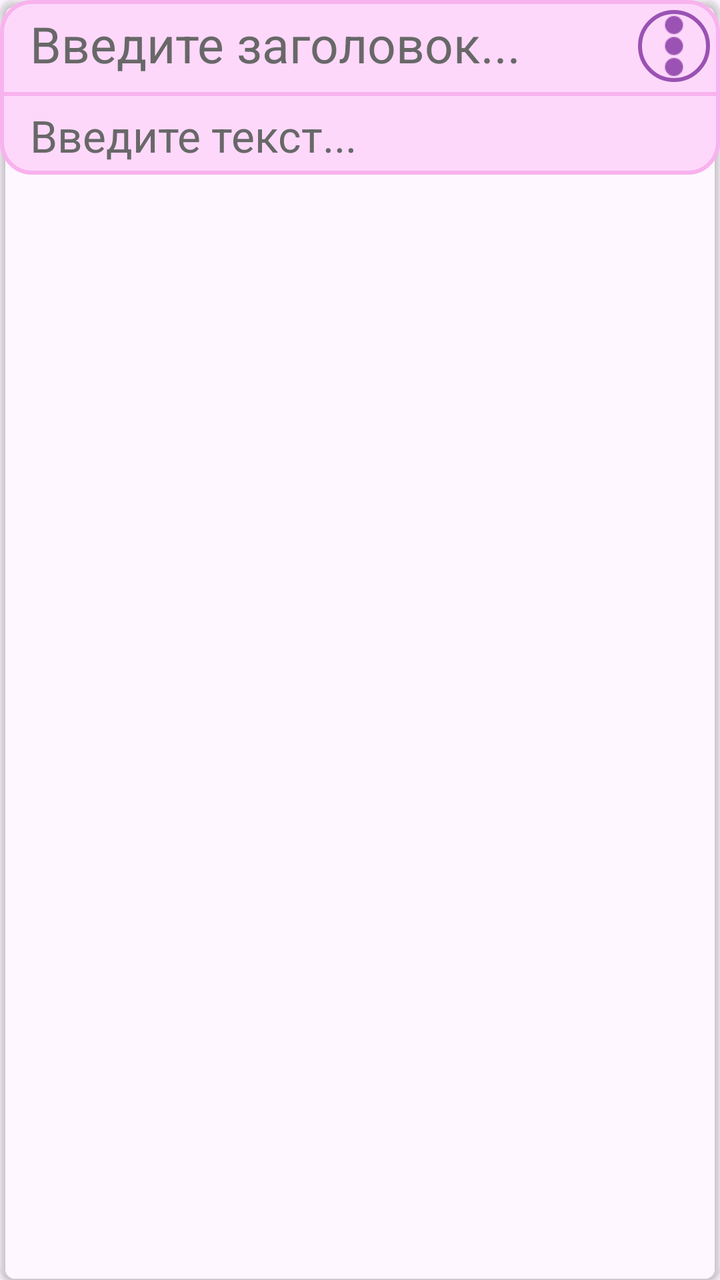
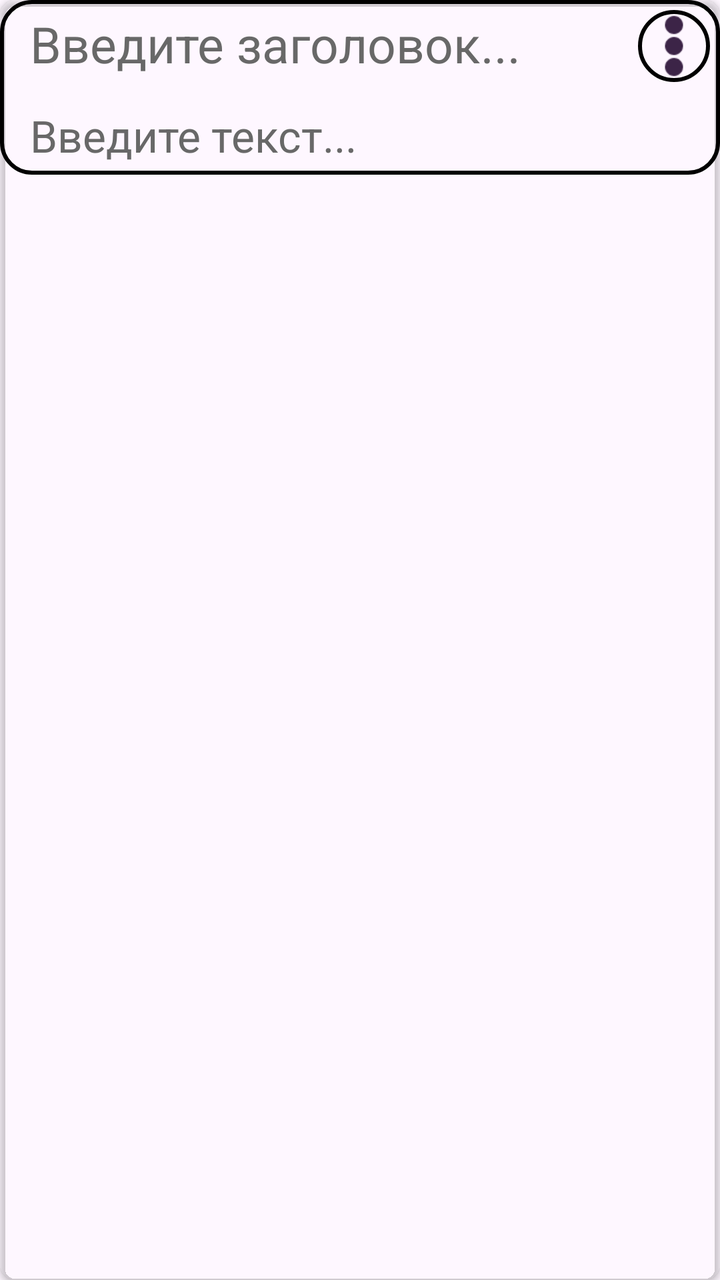

Screens rendered from an Android XML layout before and after an edit, with the pre-edit source and the edit as a unified diff.
<!-- AndroidManifest.xml: application theme Theme.CharaDesk -->
<!-- res/layout/note_multy.xml -->
<?xml version="1.0" encoding="utf-8"?>
<androidx.cardview.widget.CardView xmlns:android="http://schemas.android.com/apk/res/android"
    xmlns:app="http://schemas.android.com/apk/res-auto"
    android:layout_width="match_parent"
    android:layout_height="wrap_content"
    android:layout_margin="4dp"
    app:cardCornerRadius="8dp"
    app:cardElevation="2dp"
    android:backgroundTint="@color/transparent">
    <LinearLayout
        android:layout_width="match_parent"
        android:layout_height="wrap_content"
        android:orientation="vertical">
        <include layout="@layout/note_menu" />
        <LinearLayout
            android:layout_width="match_parent"
            android:layout_height="wrap_content"
            android:background="@drawable/rounded_text_sub"
            android:orientation="vertical">
            <LinearLayout
                android:id="@+id/message"
                android:layout_width="match_parent"
                android:layout_height="wrap_content"
                android:orientation="horizontal">
                <EditText
                    android:id="@+id/title_text"
                    android:layout_weight="1"
                    android:layout_width="match_parent"
                    android:layout_height="wrap_content"
                    android:hint="@string/title_hint"
                    android:textColorHint="@color/black_hint"
                    android:textColor="@color/black_title"
                    android:backgroundTint="@color/transparent"
                    android:maxLines="3"
                    android:inputType="textMultiLine"
                    android:singleLine="false"
                    android:maxLength="64"
                    android:ellipsize="end"
                    android:textSize="@dimen/NoteTitle"
                    android:paddingTop="@dimen/paddingL"
                    android:paddingBottom="@dimen/paddingL"
                    android:paddingRight="@dimen/paddingB"
                    android:paddingLeft="@dimen/paddingB"
                    android:clickable="true"
                    />
                <ImageButton
                    android:id="@+id/note_menu"
                    android:layout_width="36dp"
                    android:layout_height="36dp"
                    android:scaleType="centerCrop"
                    android:onClick="onClickMenu"
                    android:src="@drawable/icon_menu"
                    android:background="@drawable/rounded_buttons"
                    app:tint="@color/CharaIconBorder"
                    android:layout_margin="@dimen/paddingL"
                    android:layout_gravity="center"/>
            </LinearLayout>
            <View
                android:layout_width="match_parent"
                android:layout_height="2dp"
                android:background="@color/CharaBorderSub" />
            <EditText
                android:id="@+id/note_text"
                android:layout_width="match_parent"
                android:layout_height="match_parent"
                android:hint="@string/text_hint"
                android:textColorHint="@color/black_hint"
                android:textColor="@color/black_title"
                android:inputType="textMultiLine"
                android:ellipsize="end"
                android:textSize="@dimen/NoteText"
                android:backgroundTint="@color/transparent"
                android:paddingTop="@dimen/paddingL"
                android:paddingBottom="@dimen/paddingL"
                android:paddingRight="@dimen/paddingB"
                android:paddingLeft="@dimen/paddingB"
                android:clickable="true" />
        </LinearLayout>
    </LinearLayout>
</androidx.cardview.widget.CardView>
<!-- res/layout/note_menu.xml (included above) -->
<?xml version="1.0" encoding="utf-8"?>
<LinearLayout xmlns:android="http://schemas.android.com/apk/res/android"
    xmlns:app="http://schemas.android.com/apk/res-auto"
    android:id="@+id/button_panel"
    android:layout_width="match_parent"
    android:layout_height="wrap_content"
    android:visibility="gone"
    android:orientation="horizontal">
    <ImageButton
        android:layout_width="36dp"
        android:layout_height="36dp"
        android:scaleType="centerCrop"
        android:onClick="onClickUp"
        android:src="@drawable/icon_up"
        android:background="@drawable/rounded_buttons"
        app:tint="@color/CharaBorder"
        android:layout_margin="@dimen/paddingL"/>
    <ImageButton
        android:layout_width="36dp"
        android:layout_height="36dp"
        android:scaleType="centerCrop"
        android:onClick="onClickDown"
        android:src="@drawable/icon_down"
        android:background="@drawable/rounded_buttons"
        app:tint="@color/CharaBorder"
        android:layout_margin="@dimen/paddingL"/>
    <ImageButton
        android:id="@+id/export_button"
        android:layout_width="36dp"
        android:layout_height="36dp"
        android:scaleType="centerCrop"
        android:onClick="onClickExport"
        android:src="@drawable/icon_export"
        android:background="@drawable/rounded_buttons"
        app:tint="@color/CharaBorder"
        android:layout_margin="@dimen/paddingL"/>
    <View
        android:layout_weight="1"
        android:layout_width="0dp"
        android:layout_height="0dp"
        />
    <ImageButton
        android:layout_width="36dp"
        android:layout_height="36dp"
        android:scaleType="centerCrop"
        android:onClick="onClickDelete"
        android:src="@drawable/icon_delete"
        android:background="@drawable/rounded_buttons"
        app:tint="@color/CharaBorder"
        android:layout_margin="@dimen/paddingL"/>
</LinearLayout>
<!-- resources referenced by this layout -->
<resources>
  <color name="CharaBorder">#9A52B3</color>
  <color name="CharaBorderSub">#F8B2EE</color>
  <color name="CharaIconBorder">#9A52B3</color>
  <color name="black_hint">#686868</color>
  <color name="black_title">#3C2447</color>
  <color name="transparent">#00C53143</color>
  <dimen name="NoteText">22sp</dimen>
  <dimen name="NoteTitle">25sp</dimen>
  <dimen name="paddingB">15dp</dimen>
  <dimen name="paddingL">5dp</dimen>
  <!-- drawable icon_delete: png bitmap (drawable, 1522 bytes) -->
  <!-- drawable icon_down: png bitmap (drawable, 1559 bytes) -->
  <!-- drawable icon_export: png bitmap (drawable, 1292 bytes) -->
  <!-- drawable icon_menu: png bitmap (drawable, 616 bytes) -->
  <!-- drawable icon_up: png bitmap (drawable, 1456 bytes) -->
  <!-- drawable rounded_buttons (drawable) -->
  <?xml version="1.0" encoding="utf-8"?>
  <shape xmlns:android="http://schemas.android.com/apk/res/android">
      <solid android:color="@color/CharaIcon" />
      <stroke
          android:width="2dp"
          android:color="@color/CharaIconBorder" />
      <corners android:radius="5000dp" />
  </shape>
  <!-- drawable rounded_text_sub (drawable) -->
  <?xml version="1.0" encoding="utf-8"?>
  <shape xmlns:android="http://schemas.android.com/apk/res/android">
      <solid android:color="@color/CharaBackgroundSub" />
      <stroke
          android:width="2dp"
      android:color="@color/CharaBorderSub" />
      <corners android:radius="15dp" />
  </shape>
  <string name="text_hint">Введите текст...</string>
  <string name="title_hint">Введите заголовок...</string>
  <style name="Theme.CharaDesk" parent="Base.Theme.CharaDesk" />
  <color name="CharaIcon">#FED8FB</color>
  <color name="CharaBackgroundSub">#FED8FB</color>
  <style name="Base.Theme.CharaDesk" parent="Theme.Material3.DayNight.NoActionBar">
          
          
      </style>
</resources>

<!-- the commit's change to res/layout/note_multy.xml (unified diff, before → after) -->
@@ -51,14 +51,14 @@
                     android:onClick="onClickMenu"
                     android:src="@drawable/icon_menu"
                     android:background="@drawable/rounded_buttons"
-                    app:tint="@color/CharaIconBorder"
+                    app:tint="?attr/colorBorder"
                     android:layout_margin="@dimen/paddingL"
                     android:layout_gravity="center"/>
             </LinearLayout>
             <View
                 android:layout_width="match_parent"
                 android:layout_height="2dp"
-                android:background="@color/CharaBorderSub" />
+                android:background="?attr/colorBorderSub" />
             <EditText
                 android:id="@+id/note_text"
                 android:layout_width="match_parent"
@@ -94,7 +94,7 @@
         android:onClick="onClickUp"
         android:src="@drawable/icon_up"
         android:background="@drawable/rounded_buttons"
-        app:tint="@color/CharaBorder"
+        app:tint="?attr/colorBorder"
         android:layout_margin="@dimen/paddingL"/>
     <ImageButton
         android:layout_width="36dp"
@@ -103,7 +103,7 @@
         android:onClick="onClickDown"
         android:src="@drawable/icon_down"
         android:background="@drawable/rounded_buttons"
-        app:tint="@color/CharaBorder"
+        app:tint="?attr/colorBorder"
         android:layout_margin="@dimen/paddingL"/>
     <ImageButton
         android:id="@+id/export_button"
@@ -113,7 +113,7 @@
         android:onClick="onClickExport"
         android:src="@drawable/icon_export"
         android:background="@drawable/rounded_buttons"
-        app:tint="@color/CharaBorder"
+        app:tint="?attr/colorBorder"
         android:layout_margin="@dimen/paddingL"/>
     <View
         android:layout_weight="1"
@@ -127,6 +127,6 @@
         android:onClick="onClickDelete"
         android:src="@drawable/icon_delete"
         android:background="@drawable/rounded_buttons"
-        app:tint="@color/CharaBorder"
+        app:tint="?attr/colorBorder"
         android:layout_margin="@dimen/paddingL"/>
 </LinearLayout>
<!-- resource entries referenced after the edit -->
@@ -1,8 +1,5 @@
 <!-- resources referenced by this layout -->
 <resources>
-  <color name="CharaBorder">#9A52B3</color>
-  <color name="CharaBorderSub">#F8B2EE</color>
-  <color name="CharaIconBorder">#9A52B3</color>
   <color name="black_hint">#686868</color>
   <color name="black_title">#3C2447</color>
   <color name="transparent">#00C53143</color>
@@ -18,29 +15,26 @@
   <!-- drawable rounded_buttons (drawable) -->
   <?xml version="1.0" encoding="utf-8"?>
   <shape xmlns:android="http://schemas.android.com/apk/res/android">
-      <solid android:color="@color/CharaIcon" />
+      <solid android:color="?attr/colorIcon" />
       <stroke
           android:width="2dp"
-          android:color="@color/CharaIconBorder" />
+          android:color="?attr/colorIconBorder" />
       <corners android:radius="5000dp" />
   </shape>
   <!-- drawable rounded_text_sub (drawable) -->
   <?xml version="1.0" encoding="utf-8"?>
   <shape xmlns:android="http://schemas.android.com/apk/res/android">
-      <solid android:color="@color/CharaBackgroundSub" />
+      <solid android:color="?attr/colorBackgroundSub" />
       <stroke
           android:width="2dp"
-      android:color="@color/CharaBorderSub" />
+      android:color="?attr/colorBorderSub" />
       <corners android:radius="15dp" />
   </shape>
   <string name="text_hint">Введите текст...</string>
   <string name="title_hint">Введите заголовок...</string>
   <style name="Theme.CharaDesk" parent="Base.Theme.CharaDesk" />
-  <color name="CharaIcon">#FED8FB</color>
-  <color name="CharaBackgroundSub">#FED8FB</color>
   <style name="Base.Theme.CharaDesk" parent="Theme.Material3.DayNight.NoActionBar">
-          
-          
+  
       </style>
 </resources>
 
